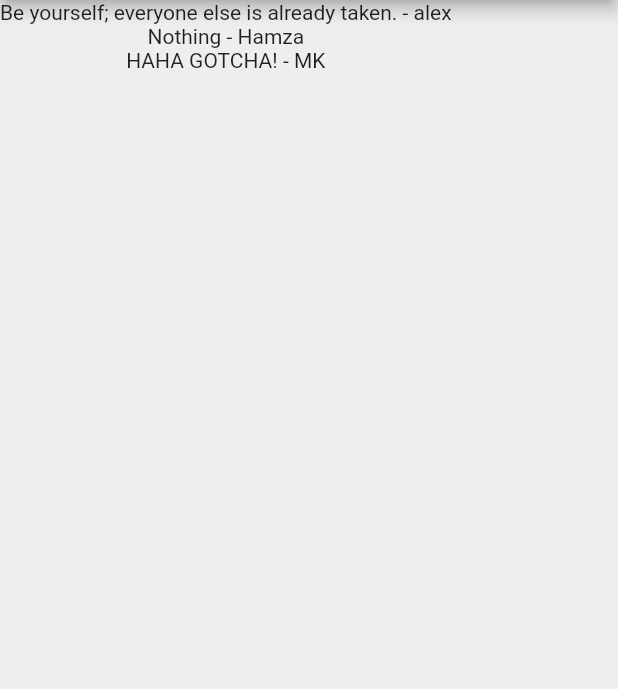
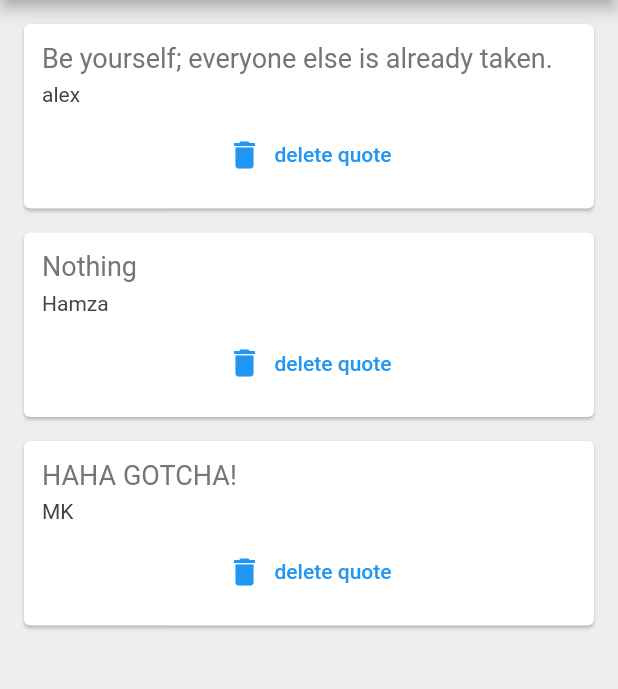
Before and after one commit to MuhammadHamzaAmir/Quotes, a Flutter app: the screen it shows after launch, on a phone screen of 412 x 824 dp, the part 84-773 px from its top. Run offline on Flutter 3.47's test engine with Material 2 defaults, Android fonts, the phone set to English and light mode, and no system bars.

Commit message:
app demo completed

```diff
--- a/lib/main.dart
+++ b/lib/main.dart
@@ -1,5 +1,6 @@
 import 'package:flutter/material.dart';
 import 'package:list_data/quote.dart';
+import 'package:list_data/quote_card.dart';
 
 void main() {
   runApp(MaterialApp(
@@ -15,10 +16,8 @@ class QuoteList extends StatefulWidget {
 }
 
 class _QuoteListState extends State<QuoteList> {
-
-
   List<Quote> quotes = [
-    Quote(text:"Be yourself; everyone else is already taken.",author:"alex"),
+    Quote(text: "Be yourself; everyone else is already taken.", author: "alex"),
     Quote(text: "Nothing", author: "Hamza"),
     Quote(text: "HAHA GOTCHA!", author: "MK")
   ];
@@ -33,7 +32,16 @@ class _QuoteListState extends State<QuoteList> {
         backgroundColor: Colors.redAccent,
       ),
       body: Column(
-        children: quotes.map((quote) => (Text('${quote.text} - ${quote.author}'))).toList(),
+        children: quotes
+            .map((quote) => (QuoteCard(
+                  quote: quote,
+                  delete: () {
+                    setState(() {
+                      quotes.remove(quote);
+                    });
+                  },
+                )))
+            .toList(),
       ),
     );
   }
--- /dev/null
+++ b/lib/quote_card.dart
@@ -0,0 +1,47 @@
+import 'package:flutter/material.dart';
+import 'package:list_data/quote.dart';
+
+class QuoteCard extends StatelessWidget {
+
+  final Quote quote;
+  final Function delete;
+  const QuoteCard({super.key, required this.quote, required this.delete});
+
+  @override
+  Widget build(BuildContext context) {
+    return Card(
+      margin: const EdgeInsets.fromLTRB(16, 16, 16, 0),
+      child: Padding(
+        padding: const EdgeInsets.all(12.0),
+        child: Column(
+          crossAxisAlignment: CrossAxisAlignment.stretch,
+          children: [
+            Text(
+              quote.text,
+              style: TextStyle(
+                fontSize: 18,
+                color: Colors.grey[600],
+              ),
+            ),
+            const SizedBox(height: 6),
+            Text(
+              quote.author,
+              style: TextStyle(
+                fontSize: 14,
+                color: Colors.grey[800],
+              ),
+            ),
+            const SizedBox(height: 8),
+            TextButton.icon(
+              onPressed: () {
+                delete();
+              },
+              label: const Text("delete quote"),
+              icon: const Icon(Icons.delete),
+            )
+          ],
+        ),
+      ),
+    );
+  }
+}
```
